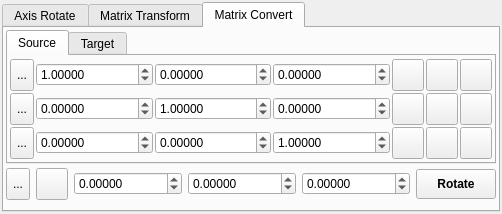
trisyoungs/aten, file trunk/src/gui/transform.ui: the form before one commit.
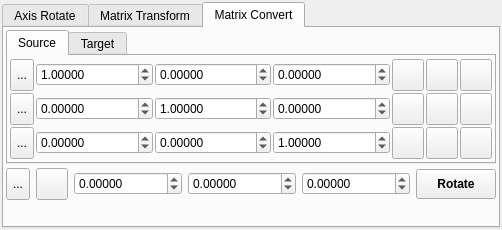
The form after the commit. The open tabs and pages were chosen to show the change. Icons and pictures are not drawn.

Diff of the .ui file:
```diff
--- a/trunk/src/gui/transform.ui
+++ b/trunk/src/gui/transform.ui
@@ -5,8 +5,8 @@
    <rect>
     <x>0</x>
     <y>0</y>
-    <width>352</width>
-    <height>214</height>
+    <width>363</width>
+    <height>230</height>
    </rect>
   </property>
   <property name="windowTitle" >
@@ -1419,6 +1419,14 @@
       </layout>
      </widget>
      <widget class="QWidget" name="tab" >
+      <property name="geometry" >
+       <rect>
+        <x>0</x>
+        <y>0</y>
+        <width>347</width>
+        <height>189</height>
+       </rect>
+      </property>
       <attribute name="title" >
        <string>Matrix Convert</string>
       </attribute>
```
Left out of the diff: 726 changed lines with no effect on the pictures.
